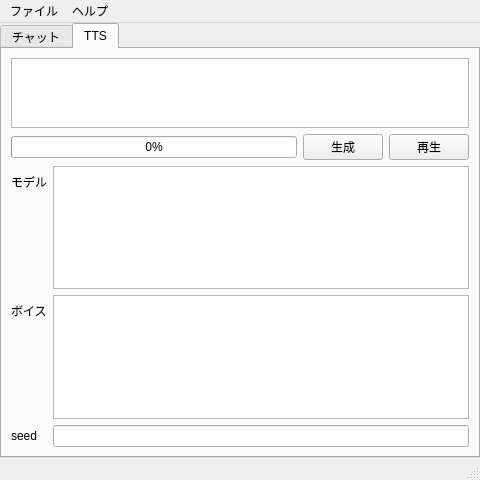
Old version of the form src/MainWindow.ui in the repository mitayuki3/flexichat.
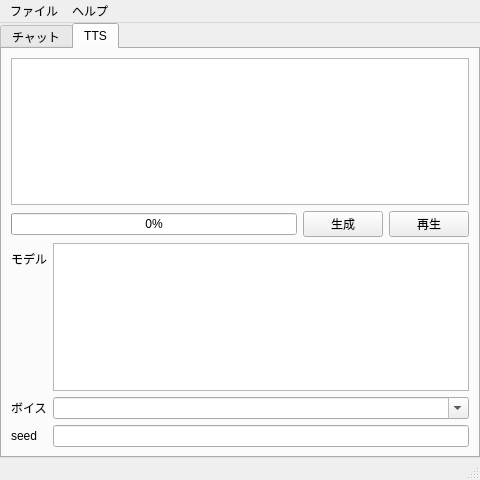
New version of the form. The open tabs and pages were chosen to show the change.

Commit message: voice を自由入力できるように

What changed in the file:
```diff
--- a/src/MainWindow.ui
+++ b/src/MainWindow.ui
@@ -199,7 +199,11 @@
            </widget>
           </item>
           <item row="1" column="1">
-           <widget class="QListWidget" name="ttsVoiceListWidget"/>
+           <widget class="QComboBox" name="ttsVoiceCombo">
+            <property name="editable">
+             <bool>true</bool>
+            </property>
+           </widget>
           </item>
           <item row="2" column="0">
            <widget class="QLabel" name="label_3">
```
Left out of the diff: 2 changed lines with no effect on the pictures.
